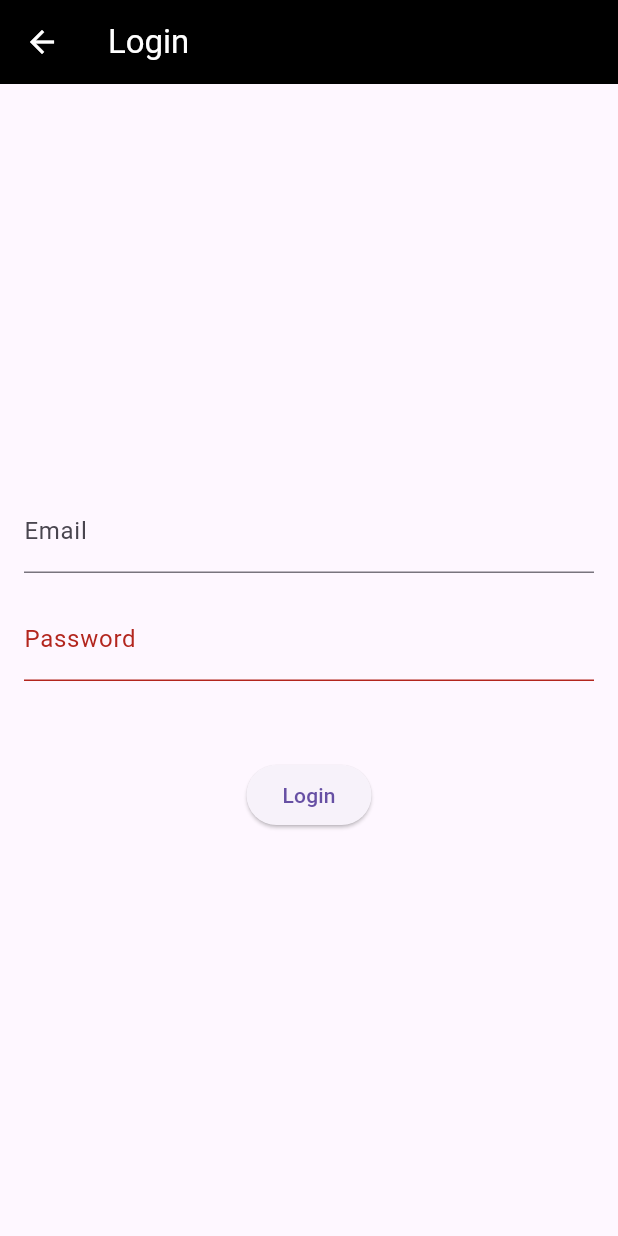
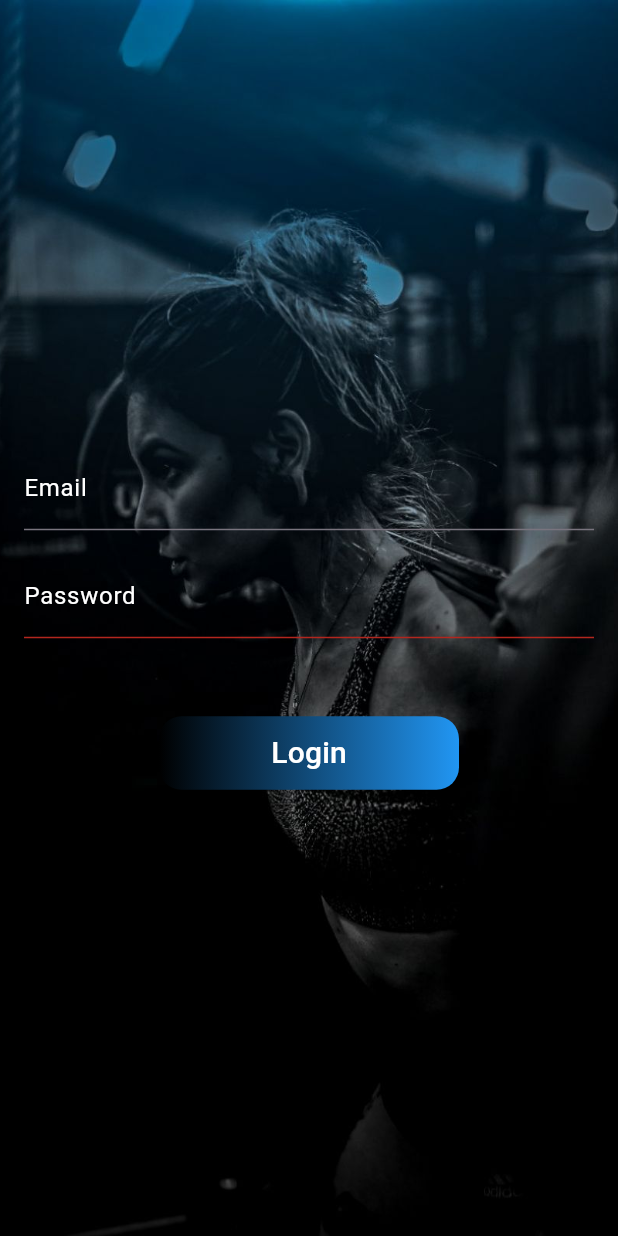
Before and after one commit to SDGP-93/FitFlow, a Flutter app: the screen it shows after launch, after a tap on "Log In", on a phone screen of 412 x 824 dp. Run offline on Flutter 3.47's test engine with Material 3 defaults, Android fonts, the phone set to English and light mode, and no system bars; our stand-ins replace firebase_auth, firebase_core; accounts and stored records are empty; network calls fail.

```diff
--- a/lib/Screens/logIn.dart
+++ b/lib/Screens/logIn.dart
@@ -17,12 +17,15 @@ class _logInState extends State<logIn> {
   @override
   Widget build(BuildContext context) {
     return Scaffold(
-      appBar: AppBar(
-        title: const Text('Login'),
-        backgroundColor: Colors.black,
-        foregroundColor: Colors.white,
+      appBar: null, // Remove app top bar
+      body: Container(
+        decoration: BoxDecoration(
+          image: DecorationImage(
+            image: AssetImage('assets/loginBG.jpg'),
+            fit: BoxFit.cover,
           ),
-      body: Padding(
+        ),
+        child: Padding(
           padding: const EdgeInsets.all(16.0),
           child: Column(
             mainAxisAlignment: MainAxisAlignment.center,
@@ -31,7 +34,9 @@ class _logInState extends State<logIn> {
                 controller: _emailController,
                 decoration: InputDecoration(
                   labelText: 'Email',
+                  labelStyle: TextStyle(color: Colors.white), // Set label text color to white
                 ),
+                style: TextStyle(color: Colors.yellow), // Set text field text color to yellow
               ),
               const SizedBox(height: 16),
               TextField(
@@ -40,10 +45,22 @@ class _logInState extends State<logIn> {
                 decoration: InputDecoration(
                   labelText: 'Password',
                   errorText: _errorMessage, // Display error message
+                  labelStyle: TextStyle(color: Colors.white), // Set label text color to white
+                ),
+                style: TextStyle(color: Colors.yellow), // Set text field text color to yellow
+              ),
+              const SizedBox(height: 32),
+              Container(
+                width: 200,
+                decoration: BoxDecoration(
+                  borderRadius: BorderRadius.circular(15.0),
+                  gradient: LinearGradient(
+                    colors: [Colors.black, Colors.blue], // Gradient colors
+                    begin: Alignment.centerLeft,
+                    end: Alignment.centerRight,
                   ),
                 ),
-            const SizedBox(height: 32),
-            ElevatedButton(
+                child: ElevatedButton(
                   onPressed: () async {
                     try {
                       await FirebaseAuth.instance.signInWithEmailAndPassword(
@@ -74,9 +91,22 @@ class _logInState extends State<logIn> {
                       });
                     }
                   },
-              child: const Text('Login'),
+                  style: ElevatedButton.styleFrom(
+                    padding: EdgeInsets.all(10), // Increase padding for better visibility
+                    shape: RoundedRectangleBorder(
+                      borderRadius: BorderRadius.circular(10.0),
+                    ),
+                    elevation: 0, // Remove button elevation
+                    backgroundColor: Colors.transparent, // Remove button background color
+                  ),
+                  child: Text(
+                    'Login',
+                    style: TextStyle(fontSize: 20, color: Colors.white), // Set button text color
+                  ),
+                ),
               ),
             ],
+          ),
         ),
       ),
     );
--- a/pubspec.yaml
+++ b/pubspec.yaml
@@ -71,3 +71,9 @@ flutter:
     - assets/welcomeBGF.jpg
     - assets/regBG.jpg
     - assets/loginBG.jpg
+    - assets/cal3.png
+    - assets/db.png
+    - assets/feed.png
+    - assets/homeBG2.jpg
+    - assets/pro2.png
+    - assets/set.png
```
Also changed, not shown: assets/cal3.png (added), assets/db.png (added), assets/feed.png (added), assets/homeBG2.jpg (added), assets/pro2.png (added), assets/set.png (added). Lines whose indentation alone changed are shown as unchanged.
